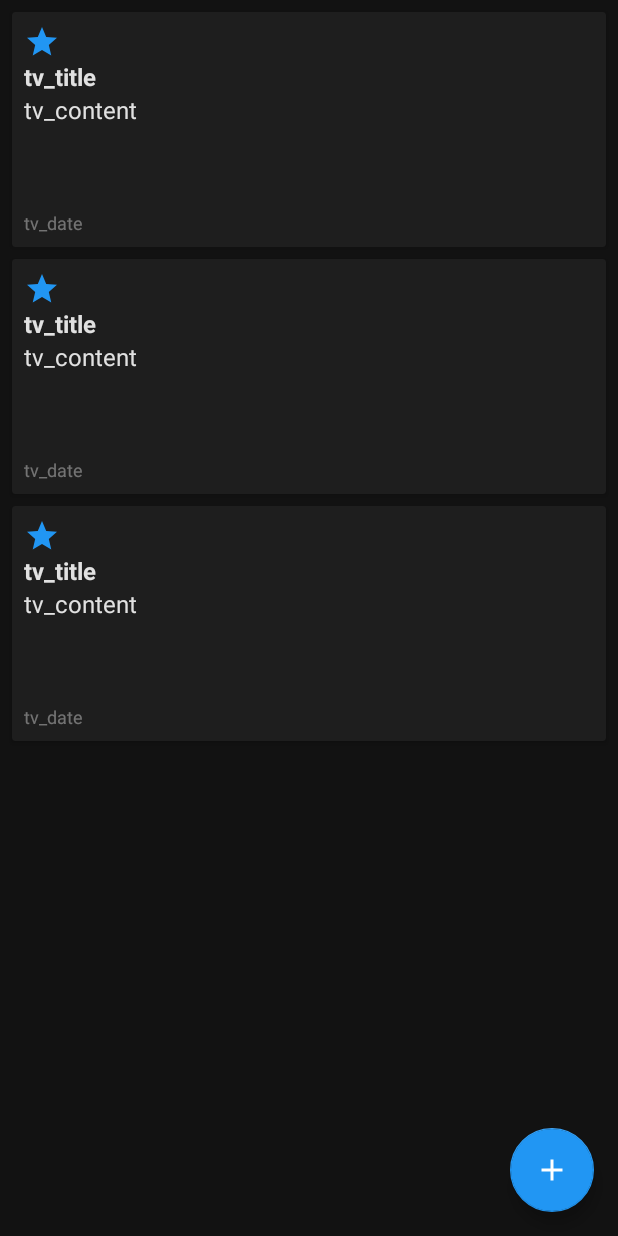
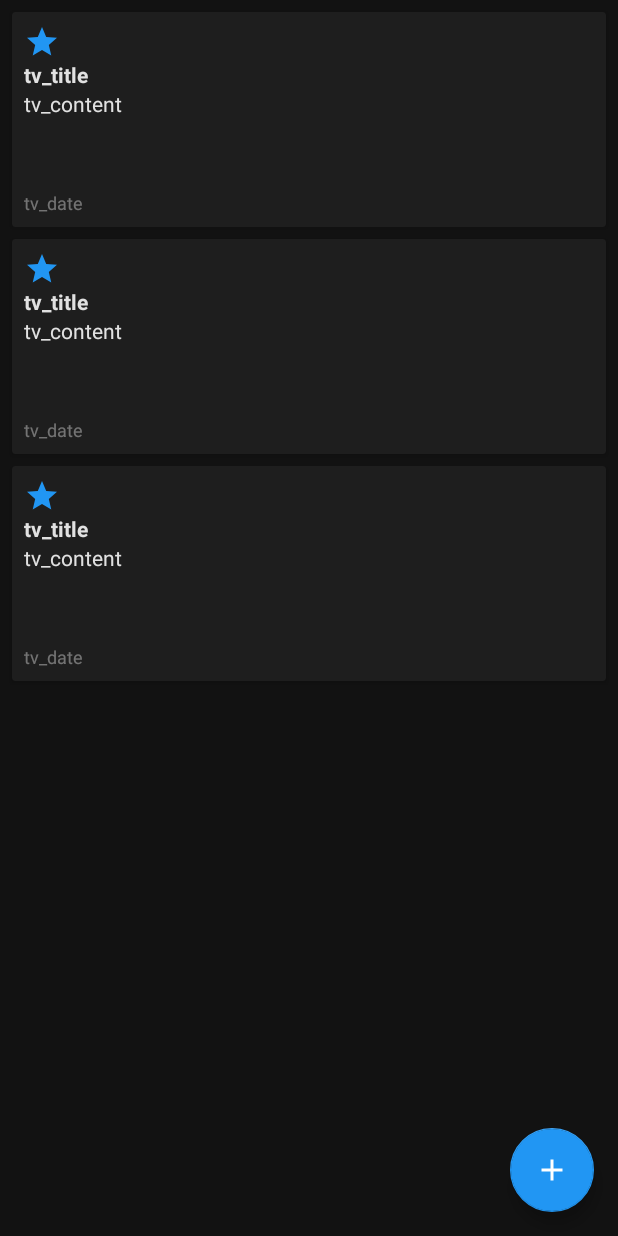
Before and after one commit to jaradgray/RoomNotes, an Android app: the layout activity_main.xml on its own in the app's theme, with its tools: preview values and no code run, on a phone screen of 412 x 824 dp. Run offline under Robolectric (Android 15) with nearby library versions, the phone set to English and light mode, and no system bars.

Commit message:
make text smaller on item_note

```diff
--- a/app/src/main/res/layout/item_note.xml
+++ b/app/src/main/res/layout/item_note.xml
@@ -24,7 +24,7 @@
             android:layout_width="match_parent"
             android:layout_height="wrap_content"
             android:text="tv_title"
-            android:textAppearance="@style/Text.Bold"
+            android:textAppearance="@style/Text.Medium.Bold"
             android:maxLines="1"
             android:ellipsize="end"
             android:layout_below="@id/item_note_iv_favorited"/>
@@ -34,7 +34,7 @@
             android:layout_width="match_parent"
             android:layout_height="wrap_content"
             android:text="tv_content"
-            android:textAppearance="@style/Text"
+            android:textAppearance="@style/Text.Medium"
             android:lines="4"
             android:maxLines="4"
             android:ellipsize="end"
--- a/app/src/main/res/values/dimens.xml
+++ b/app/src/main/res/values/dimens.xml
@@ -6,6 +6,7 @@
 
     <!-- Text Size -->
     <dimen name="text_size_normal">16sp</dimen>
+    <dimen name="text_size_medium">14sp</dimen>
     <dimen name="text_size_small">12sp</dimen>
     <dimen name="text_size_large">20sp</dimen>
 </resources>
--- a/app/src/main/res/values/styles.xml
+++ b/app/src/main/res/values/styles.xml
@@ -34,6 +34,14 @@
         <item name="android:textStyle">bold</item>
     </style>
 
+    <!-- Medium - for smaller text for the item_note items -->
+    <style name="Text.Medium">
+        <item name="android:textSize">@dimen/text_size_medium</item>
+    </style>
+    <style name="Text.Medium.Bold">
+        <item name="android:textStyle">bold</item>
+    </style>
+
     <!-- Small -->
     <style name="Text.Small">
         <item name="android:textSize">@dimen/text_size_small</item>
```
